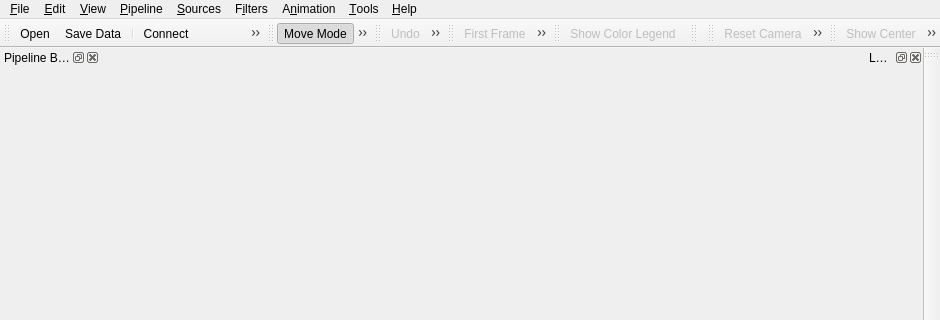
Qt form Applications/Client/MainWindow.ui (wildmichael/ParaView3-enhancements-old) before a commit; both pictures show x 0 to 940 and y 0 to 320 of the 940 by 700 pixel window.
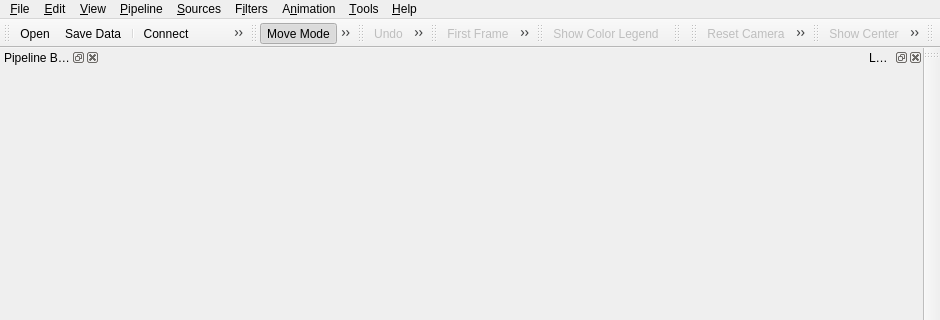
The same form after that commit. Icons and pictures are not drawn.

Commit message: ENH: Fixing BUG# 4718. Added a toolbar which shows the current time (index).

Diff of the .ui file:
```diff
--- a/Applications/Client/MainWindow.ui
+++ b/Applications/Client/MainWindow.ui
@@ -413,6 +413,17 @@
    </attribute>
    <widget class="QWidget" name="dockWidgetContents_7" />
   </widget>
+  <widget class="QToolBar" name="currentTimeToolbar" >
+   <property name="windowTitle" >
+    <string>Current Time Controls</string>
+   </property>
+   <property name="orientation" >
+    <enum>Qt::Horizontal</enum>
+   </property>
+   <attribute name="toolBarArea" >
+    <number>4</number>
+   </attribute>
+  </widget>
   <action name="actionFileOpen" >
    <property name="icon" >
     <iconset resource="../../Qt/Components/Resources/pqComponents.qrc" >:/pqWidgets/Icons/pqOpen24.png</iconset>
```
Left out of the diff: 100 changed lines with no effect on the pictures. The commit also changes 5 other files.
